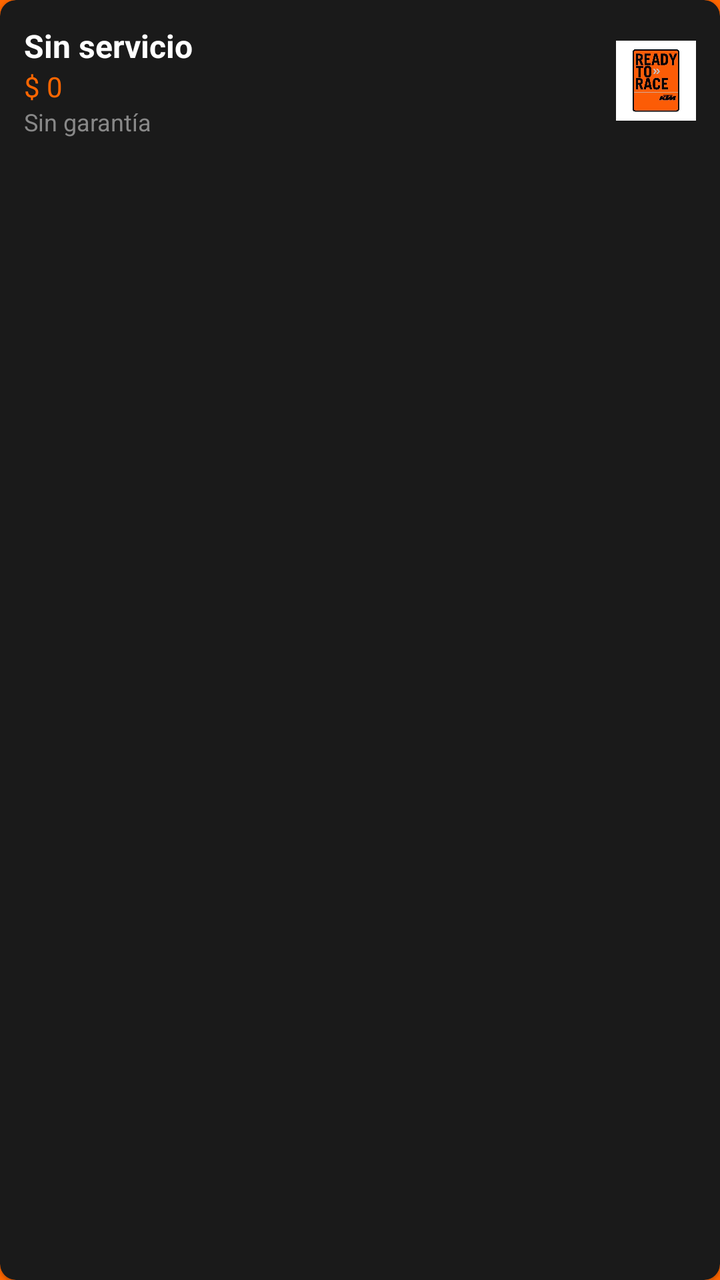
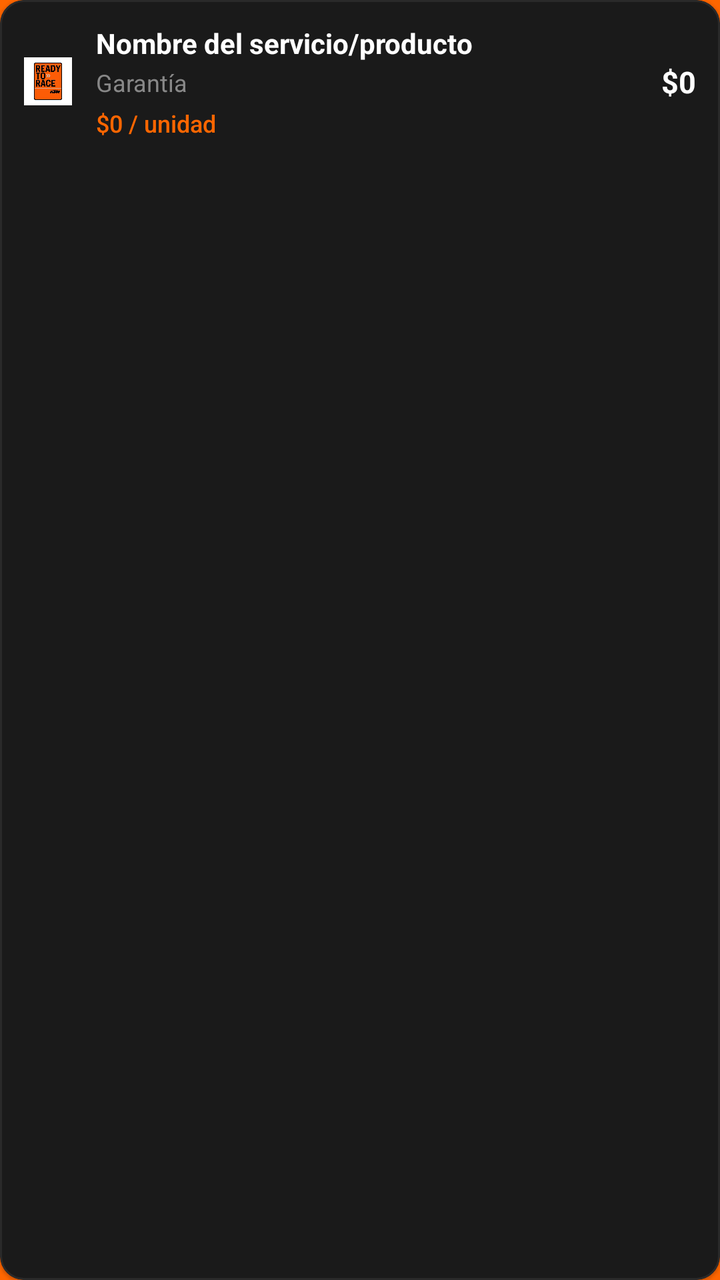

An Android layout rendered at two revisions. The XML below is the earlier revision; the diff shows what the commit changed to produce the second picture.
<!-- AndroidManifest.xml: application theme Theme.sgost -->
<!-- res/layout/item_detalle_orden.xml -->
<com.google.android.material.card.MaterialCardView
        xmlns:android="http://schemas.android.com/apk/res/android"
        xmlns:app="http://schemas.android.com/apk/res-auto"
        android:layout_width="match_parent"
        android:layout_height="wrap_content"
        android:layout_marginBottom="8dp"
        app:cardBackgroundColor="#1A1A1A"
        app:cardCornerRadius="8dp">

    <LinearLayout
            android:layout_width="match_parent"
            android:layout_height="wrap_content"
            android:orientation="horizontal"
            android:padding="12dp"
            android:gravity="center_vertical">

        
        <LinearLayout
                android:layout_width="0dp"
                android:layout_height="wrap_content"
                android:layout_weight="1"
                android:orientation="vertical">

            <TextView
                    android:id="@+id/tvTipo"
                    android:layout_width="wrap_content"
                    android:layout_height="wrap_content"
                    android:textColor="#FFFFFF"
                    android:textSize="16sp"
                    android:textStyle="bold"
                    android:text="Sin servicio" />

            <TextView
                    android:id="@+id/tvPrecio"
                    android:layout_width="wrap_content"
                    android:layout_height="wrap_content"
                    android:textColor="#FF6600"
                    android:text="$ 0" />

            <TextView
                    android:id="@+id/tvGarantia"
                    android:layout_width="wrap_content"
                    android:layout_height="wrap_content"
                    android:textColor="#888888"
                    android:textSize="12sp"
                    android:text="Sin garantía" />

            
            <TextView
                    android:id="@+id/tvProducto"
                    android:layout_width="wrap_content"
                    android:layout_height="wrap_content"
                    android:textColor="#AAAAAA"
                    android:textSize="12sp"
                    android:visibility="gone" />

        </LinearLayout>

        
        <ImageView
                android:id="@+id/ivProductoIcon"
                android:layout_width="40dp"
                android:layout_height="40dp"
                android:src="@mipmap/readi"
                android:scaleType="centerInside" />

    </LinearLayout>
</com.google.android.material.card.MaterialCardView>
<!-- resources referenced by this layout -->
<resources>
  <!-- mipmap readi: png bitmap (mipmap, 26048 bytes) -->
  <style name="Theme.sgost" parent="Theme.MaterialComponents.DayNight.NoActionBar">
          
          <item name="android:windowBackground">@color/color_splash</item>
  
          
          <item name="android:statusBarColor">@color/color_splash</item>
          <item name="android:windowLightStatusBar">false</item>
      </style>
  <color name="color_splash">#FF6600</color>
</resources>

<!-- the commit's change to res/layout/item_detalle_orden.xml (unified diff, before → after) -->
@@ -1,3 +1,4 @@
+<?xml version="1.0" encoding="utf-8"?>
 <com.google.android.material.card.MaterialCardView
         xmlns:android="http://schemas.android.com/apk/res/android"
         xmlns:app="http://schemas.android.com/apk/res-auto"
@@ -5,7 +6,9 @@
         android:layout_height="wrap_content"
         android:layout_marginBottom="8dp"
         app:cardBackgroundColor="#1A1A1A"
-        app:cardCornerRadius="8dp">
+        app:cardCornerRadius="12dp"
+        app:strokeColor="#2A2A2A"
+        app:strokeWidth="1dp">
 
     <LinearLayout
             android:layout_width="match_parent"
@@ -15,6 +18,15 @@
             android:gravity="center_vertical">
 
         
+        <ImageView
+                android:id="@+id/ivTipoIcon"
+                android:layout_width="24dp"
+                android:layout_height="24dp"
+                android:layout_marginEnd="12dp"
+                android:scaleType="centerInside"
+                android:contentDescription="Icono detalle"
+                android:src="@mipmap/readi" />
+
         <LinearLayout
                 android:layout_width="0dp"
                 android:layout_height="wrap_content"
@@ -22,47 +34,49 @@
                 android:orientation="vertical">
 
             <TextView
-                    android:id="@+id/tvTipo"
+                    android:id="@+id/tvNombreItem"
+                    android:layout_width="match_parent"
+                    android:layout_height="wrap_content"
+                    android:text="Nombre del servicio/producto"
+                    android:textColor="#FFFFFF"
+                    android:textSize="14sp"
+                    android:textStyle="bold"/>
+
+            <TextView
+                    android:id="@+id/tvCategoriaItem"
+                    android:layout_width="match_parent"
+                    android:layout_height="wrap_content"
+                    android:text="Garantía"
+                    android:textColor="#888888"
+                    android:textSize="12sp"
+                    android:layout_marginTop="2dp"/>
+
+            <TextView
+                    android:id="@+id/tvPrecioUnitario"
+                    android:layout_width="match_parent"
+                    android:layout_height="wrap_content"
+                    android:text="$0 / unidad"
+                    android:textColor="#FF6600"
+                    android:textSize="12sp"
+                    android:fontFamily="sans-serif-medium"
+                    android:layout_marginTop="4dp"/>
+        </LinearLayout>
+
+        <LinearLayout
+                android:layout_width="wrap_content"
+                android:layout_height="wrap_content"
+                android:orientation="vertical"
+                android:gravity="end">
+
+            <TextView
+                    android:id="@+id/tvSubtotalItem"
                     android:layout_width="wrap_content"
                     android:layout_height="wrap_content"
+                    android:text="$0"
                     android:textColor="#FFFFFF"
-                    android:textSize="16sp"
-                    android:textStyle="bold"
-                    android:text="Sin servicio" />
-
-            <TextView
-                    android:id="@+id/tvPrecio"
-                    android:layout_width="wrap_content"
-                    android:layout_height="wrap_content"
-                    android:textColor="#FF6600"
-                    android:text="$ 0" />
-
-            <TextView
-                    android:id="@+id/tvGarantia"
-                    android:layout_width="wrap_content"
-                    android:layout_height="wrap_content"
-                    android:textColor="#888888"
-                    android:textSize="12sp"
-                    android:text="Sin garantía" />
-
-            
-            <TextView
-                    android:id="@+id/tvProducto"
-                    android:layout_width="wrap_content"
-                    android:layout_height="wrap_content"
-                    android:textColor="#AAAAAA"
-                    android:textSize="12sp"
-                    android:visibility="gone" />
-
+                    android:textSize="15sp"
+                    android:textStyle="bold"/>
         </LinearLayout>
-
-        
-        <ImageView
-                android:id="@+id/ivProductoIcon"
-                android:layout_width="40dp"
-                android:layout_height="40dp"
-                android:src="@mipmap/readi"
-                android:scaleType="centerInside" />
 
     </LinearLayout>
 </com.google.android.material.card.MaterialCardView>
